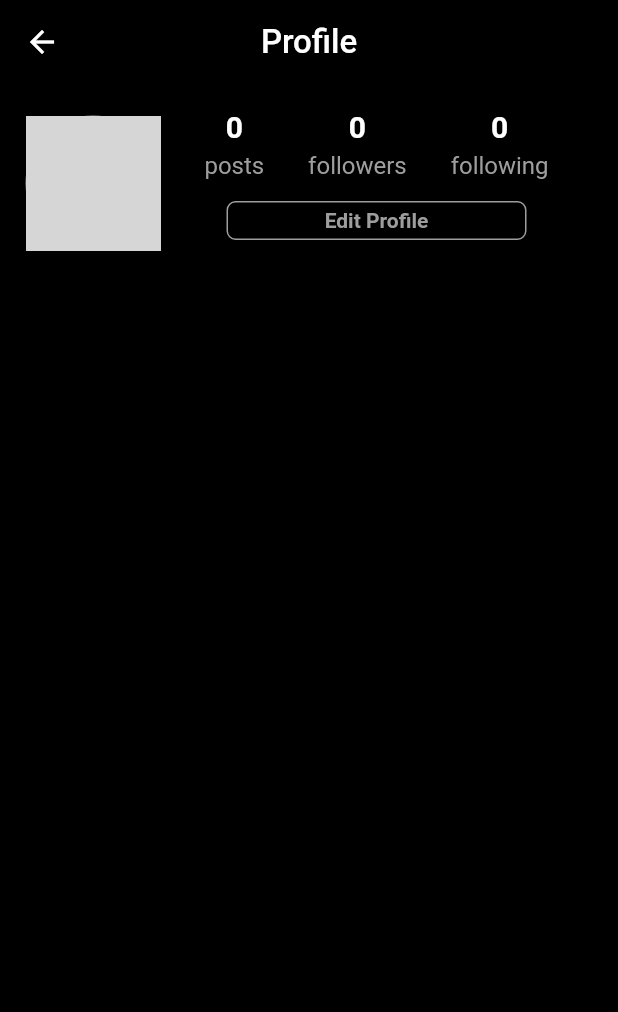
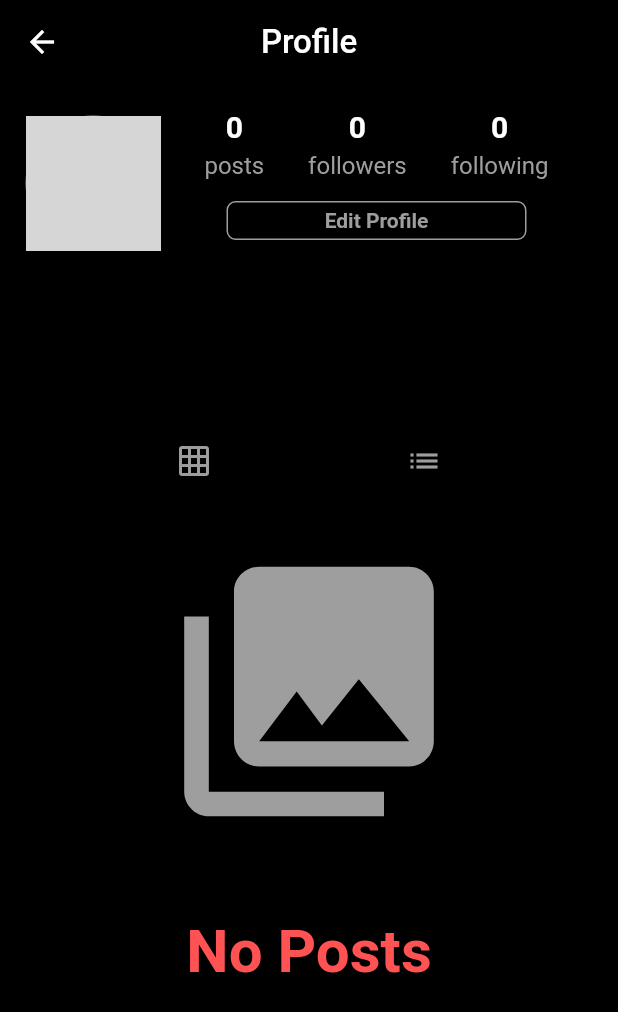
Before and after one commit to surbhi2408/Infinity, a Flutter app: the ProfilePage screen opened directly, on a phone screen of 412 x 824 dp. Shown: the top 1012 px of the screen. Run offline on Flutter 3.47's test engine with Material 2 defaults, Android fonts, the phone set to English and light mode, and no system bars; our stand-ins replace cached_network_image, cloud_firestore, curved_navigation_bar, firebase_storage, flutter_svg, geolocator and 3 more; missing offline and left inert: flutter_statusbarcolor, giffy_dialog; accounts and stored records are empty; network calls fail; grey boxes are pictures that could not be loaded.

Commit message:
editing profile

```diff
--- a/lib/screens/Upload_page.dart
+++ b/lib/screens/Upload_page.dart
@@ -171,7 +171,7 @@ class _UploadPageState extends State<UploadPage> with AutomaticKeepAliveClientMi
     final tDirectory = await getTemporaryDirectory();
     final path = tDirectory.path;
     ImD.Image mImageFile = ImD.decodeImage(file.readAsBytesSync());
-    final compressedImageFile = File('$path/img_$postId.jpg')..writeAsBytesSync(ImD.encodeJpg(mImageFile, quality: 90));
+    final compressedImageFile = File('$path/img_$postId.jpg')..writeAsBytesSync(ImD.encodeJpg(mImageFile, quality: 60));
     setState(() {
       file = compressedImageFile;
     });
--- a/lib/screens/profile_page.dart
+++ b/lib/screens/profile_page.dart
@@ -1,9 +1,12 @@
 import 'package:cached_network_image/cached_network_image.dart';
+import 'package:cloud_firestore/cloud_firestore.dart';
 import 'package:flutter/material.dart';
 import 'package:social_network_app/models/user.dart';
 import 'package:social_network_app/screens/edit_profile_page.dart';
 import 'package:social_network_app/screens/login_screen.dart';
 import 'package:social_network_app/widgets/header_widget.dart';
+import 'package:social_network_app/widgets/postTile_widget.dart';
+import 'package:social_network_app/widgets/post_widget.dart';
 import 'package:social_network_app/widgets/progress_widget.dart';
 
 class ProfilePage extends StatefulWidget {
@@ -19,6 +22,14 @@ class ProfilePage extends StatefulWidget {
 class _ProfilePageState extends State<ProfilePage> {
 
   final String currentOnlineUserId = currentUser?.id;
+  bool loading = false;
+  int countPost = 0;
+  List<Post> postsList = [];
+  String postOrientation = "grid";
+
+  void initState(){
+    getAllProfilePosts();
+  }
 
   // function to create upper part of profile page
   createProfileTopView(){
@@ -182,8 +193,119 @@ class _ProfilePageState extends State<ProfilePage> {
       body: ListView(
         children: <Widget>[
           createProfileTopView(),
+          Divider(),
+          createListAndGridPostOrientation(),
+          Divider(height: 0.0,),
+          displayProfilePost(),
         ],
       ),
     );
   }
+
+  displayProfilePost(){
+    if(loading){
+      return circularProgress();
+    }
+    else if(postsList.isEmpty){
+      return Container(
+        child: Column(
+          mainAxisAlignment: MainAxisAlignment.center,
+          children: <Widget>[
+            // Image.asset(
+            //     "assets/images/no_content.svg",
+            //   height: MediaQuery.of(context).size.height * 0.3,
+            // ),
+
+            Padding(
+              padding: EdgeInsets.all(30.0),
+              child: Icon(
+                Icons.photo_library,
+                color: Colors.grey,
+                size: 200.0,
+              ),
+            ),
+            Padding(
+              padding: EdgeInsets.only(top: 20.0),
+              child: Text(
+                  "No Posts",
+                style: TextStyle(
+                  color: Colors.redAccent,
+                  fontSize: 40.0,
+                  fontWeight: FontWeight.bold,
+                ),
+              ),
+            ),
+          ],
+        ),
+      );
+    }
+    else if(postOrientation == "grid"){
+      List<GridTile> gridTilesList = [];
+      postsList.forEach((eachPost) {
+        gridTilesList.add(GridTile(
+          child: PostTile(eachPost),
+        ));
+      });
+      return GridView.count(
+        crossAxisCount: 3,
+        childAspectRatio: 1.0,
+        mainAxisSpacing: 1.5,
+        crossAxisSpacing: 1.5,
+        shrinkWrap: true,
+        physics: NeverScrollableScrollPhysics(),
+        children: gridTilesList,
+      );
+    }
+    else if(postOrientation == "list"){
+      return Column(
+        children: postsList,
+      );
+    }
+  }
+
+  // function for getting all the posts in timeline
+  getAllProfilePosts() async{
+    setState(() {
+      loading = true;
+    });
+
+    QuerySnapshot querySnapshot = await postsReference.document(widget.userProfileId)
+        .collection("usersPosts")
+        .orderBy("timestamp", descending: true)
+        .getDocuments();
+
+    setState(() {
+      loading = false;
+      countPost = querySnapshot.documents.length;
+      postsList = querySnapshot.documents.map((documentSnapshot) => Post.fromDocument(documentSnapshot)).toList();
+    });
+  }
+
+  createListAndGridPostOrientation(){
+    return Row(
+      mainAxisAlignment: MainAxisAlignment.spaceEvenly,
+      children: <Widget>[
+        IconButton(
+          onPressed: () => setOrientation("grid"),
+          icon: Icon(
+            Icons.grid_on,
+            color: postOrientation == "grid" ? Theme.of(context).primaryColor : Colors.grey,
+          ),
+        ),
+        IconButton(
+          onPressed: () => setOrientation("list"),
+          icon: Icon(
+            Icons.list,
+            color: postOrientation == "list" ? Theme.of(context).primaryColor : Colors.grey,
+          ),
+        ),
+      ],
+    );
+  }
+
+  setOrientation(String orientation){
+    setState(() {
+      this.postOrientation = orientation;
+    });
+  }
 }
--- a/lib/screens/search_screen.dart
+++ b/lib/screens/search_screen.dart
@@ -91,7 +91,7 @@ class SearchScreen extends StatefulWidget {
               style: TextStyle(
                 color: Colors.white,
                 fontWeight: FontWeight.w500,
-                fontSize: 45.0,
+                fontSize: 30.0,
               ),
             ),
           ],
--- /dev/null
+++ b/lib/widgets/postTile_widget.dart
@@ -0,0 +1,16 @@
+import 'package:flutter/material.dart';
+import 'package:social_network_app/widgets/post_widget.dart';
+
+class PostTile extends StatelessWidget {
+
+  final Post post;
+
+  PostTile(this.post);
+
+  @override
+  Widget build(BuildContext context) {
+    return GestureDetector(
+      child: Image.network(post.url),
+    );
+  }
+}
--- a/lib/widgets/post_widget.dart
+++ b/lib/widgets/post_widget.dart
@@ -157,7 +157,8 @@ class _PostState extends State<Post> {
       child: Stack(
         alignment: Alignment.center,
         children: <Widget>[
-          cachedNetworkImage(url),
+          //cachedNetworkImage(url),
+          Image.network(url),
         ],
       ),
     );
@@ -176,9 +177,11 @@ class _PostState extends State<Post> {
             GestureDetector(
               onTap: () => print("liked post"),
               child: Icon(
-                isLiked ? Icons.favorite : Icons.favorite_border,
-                size: 28.0,
-                color: Colors.red,
+                Icons.favorite,
+                color: Colors.white,
+                // isLiked ? Icons.favorite : Icons.favorite_border,
+                // size: 28.0,
+                // color: Colors.red,
               ),
             ),
             Padding(
```
Also changed, not shown: assets/images/no_content.svg (added).
